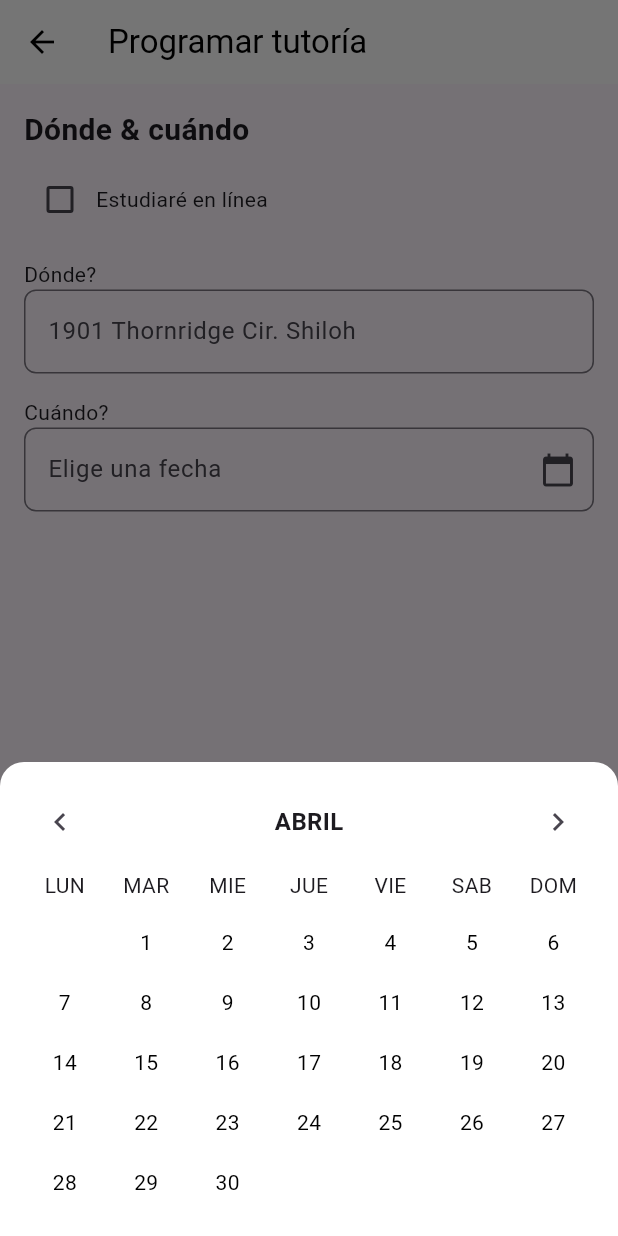
After one commit to Cristopher9807/tutorly, a Flutter app: the ScheduleScreen screen opened directly, after a tap on "Elige una fecha", on a phone screen of 412 x 824 dp. The commit adds this screen. Run offline on Flutter 3.47's test engine with Material 3 defaults, Android fonts, the phone set to English and light mode, and no system bars; our stand-ins replace cloud_firestore, country_picker, firebase_auth, firebase_core, image_picker; accounts and stored records are empty.

Commit message:
pantalla ScheduleScreen Agregada

```diff
--- /dev/null
+++ b/lib/ScheduleScreen.dart
@@ -0,0 +1,342 @@
+import 'package:flutter/material.dart';
+import 'package:intl/intl.dart';
+
+void main() {
+  runApp(MyApp());
+}
+
+class MyApp extends StatelessWidget {
+  const MyApp({super.key});
+
+  @override
+  Widget build(BuildContext context) {
+    return MaterialApp(
+      title: 'Programar Tutoría',
+      theme: ThemeData(
+        primarySwatch: Colors.blue,
+      ),
+      home: ScheduleScreen(),
+    );
+  }
+}
+
+class ScheduleScreen extends StatefulWidget {
+  const ScheduleScreen({super.key});
+
+  @override
+  _ScheduleScreenState createState() => _ScheduleScreenState();
+}
+
+class _ScheduleScreenState extends State<ScheduleScreen> {
+  bool _isOnline = false;
+  TextEditingController _locationController = TextEditingController();
+  DateTime? _selectedDate;
+  String? _formattedDate;
+  TimeOfDay? _startTime;
+  TimeOfDay? _endTime;
+
+  Future<void> _openCalendarModal() async {
+    final date = await showModalBottomSheet<DateTime>(
+      context: context,
+      backgroundColor: Colors.transparent,
+      isScrollControlled: true,
+      builder: (_) => CalendarScreen(),
+    );
+
+    if (date != null) {
+      setState(() {
+        _selectedDate = date;
+        _formattedDate = DateFormat('EEEE, d MMMM', 'es_ES').format(date);
+      });
+
+      // Mostrar modal para seleccionar hora después de elegir fecha
+      final result = await showModalBottomSheet<Map<String, TimeOfDay>>(
+        context: context,
+        backgroundColor: Colors.transparent,
+        isScrollControlled: true,
+        builder: (_) => TimePickerScreen(
+          selectedDate: _selectedDate!,
+        ),
+      );
+
+      if (result != null) {
+        setState(() {
+          _startTime = result['start'];
+          _endTime = result['end'];
+        });
+      }
+    }
+  }
+
+  @override
+  Widget build(BuildContext context) {
+    return Scaffold(
+      appBar: AppBar(
+        title: Text('Programar tutoría'),
+        elevation: 0,
+        backgroundColor: Colors.white,
+        foregroundColor: Colors.black,
+        leading: IconButton(
+          icon: Icon(Icons.arrow_back),
+          onPressed: () {},
+        ),
+      ),
+      body: Padding(
+        padding: const EdgeInsets.all(16.0),
+        child: Column(
+          crossAxisAlignment: CrossAxisAlignment.start,
+          children: [
+            Text('Dónde & cuándo', style: TextStyle(fontSize: 20, fontWeight: FontWeight.bold)),
+            SizedBox(height: 8),
+            Row(
+              children: [
+                Checkbox(
+                  value: _isOnline,
+                  onChanged: (val) {
+                    setState(() {
+                      _isOnline = val!;
+                    });
+                  },
+                ),
+                Text('Estudiaré en línea'),
+              ],
+            ),
+            SizedBox(height: 16),
+            Text('Dónde?'),
+            TextFormField(
+              controller: _locationController,
+              decoration: InputDecoration(
+                hintText: '1901 Thornridge Cir. Shiloh',
+                border: OutlineInputBorder(borderRadius: BorderRadius.circular(8)),
+              ),
+            ),
+            SizedBox(height: 16),
+            Text('Cuándo?'),
+            GestureDetector(
+              onTap: _openCalendarModal,
+              child: AbsorbPointer(
+                child: TextFormField(
+                  decoration: InputDecoration(
+                    hintText: 'Elige una fecha',
+                    border: OutlineInputBorder(borderRadius: BorderRadius.circular(8)),
+                    suffixIcon: Icon(Icons.calendar_today),
+                  ),
+                  controller: TextEditingController(text: _formattedDate),
+                ),
+              ),
+            ),
+          ],
+        ),
+      ),
+    );
+  }
+}
+
+// ---------- Pantalla Calendario Modal ----------
+class CalendarScreen extends StatefulWidget {
+  const CalendarScreen({super.key});
+
+  @override
+  _CalendarScreenState createState() => _CalendarScreenState();
+}
+
+class _CalendarScreenState extends State<CalendarScreen> {
+  DateTime _focusedMonth = DateTime.now();
+  DateTime? _selectedDate;
+
+  @override
+  Widget build(BuildContext context) {
+    final daysInMonth = DateUtils.getDaysInMonth(_focusedMonth.year, _focusedMonth.month);
+    final firstWeekday = DateTime(_focusedMonth.year, _focusedMonth.month, 1).weekday;
+
+    return Container(
+      margin: EdgeInsets.only(top: 100),
+      padding: EdgeInsets.all(16),
+      decoration: BoxDecoration(
+        color: Colors.white,
+        borderRadius: BorderRadius.vertical(top: Radius.circular(16)),
+      ),
+      child: Column(
+        mainAxisSize: MainAxisSize.min,
+        children: [
+          Row(
+            mainAxisAlignment: MainAxisAlignment.spaceBetween,
+            children: [
+              IconButton(
+                icon: Icon(Icons.chevron_left),
+                onPressed: () {
+                  setState(() {
+                    _focusedMonth = DateTime(_focusedMonth.year, _focusedMonth.month - 1);
+                  });
+                },
+              ),
+              Text(
+                DateFormat('MMMM', 'es_ES').format(_focusedMonth).toUpperCase(),
+                style: TextStyle(fontSize: 16, fontWeight: FontWeight.bold),
+              ),
+              IconButton(
+                icon: Icon(Icons.chevron_right),
+                onPressed: () {
+                  setState(() {
+                    _focusedMonth = DateTime(_focusedMonth.year, _focusedMonth.month + 1);
+                  });
+                },
+              ),
+            ],
+          ),
+          SizedBox(height: 8),
+          Row(
+            mainAxisAlignment: MainAxisAlignment.spaceBetween,
+            children: ['LUN', 'MAR', 'MIE', 'JUE', 'VIE', 'SAB', 'DOM']
+                .map((d) => Expanded(child: Center(child: Text(d))))
+                .toList(),
+          ),
+          SizedBox(height: 8),
+          Flexible(
+            child: GridView.builder(
+              shrinkWrap: true,
+              itemCount: daysInMonth + firstWeekday - 1,
+              gridDelegate: SliverGridDelegateWithFixedCrossAxisCount(
+                crossAxisCount: 7,
+                mainAxisExtent: 40,
+              ),
+              itemBuilder: (context, index) {
+                if (index < firstWeekday - 1) return SizedBox();
+                final day = index - firstWeekday + 2;
+                final date = DateTime(_focusedMonth.year, _focusedMonth.month, day);
+                final isSelected = _selectedDate != null &&
+                    _selectedDate!.year == date.year &&
+                    _selectedDate!.month == date.month &&
+                    _selectedDate!.day == date.day;
+
+                return GestureDetector(
+                  onTap: () {
+                    setState(() {
+                      _selectedDate = date;
+                    });
+                    Navigator.of(context).pop(date);
+                  },
+                  child: Container(
+                    margin: EdgeInsets.all(4),
+                    decoration: isSelected
+                        ? BoxDecoration(color: Colors.blue, borderRadius: BorderRadius.circular(6))
+                        : null,
+                    child: Center(
+                      child: Text(
+                        '$day',
+                        style: TextStyle(color: isSelected ? Colors.white : Colors.black),
+                      ),
+                    ),
+                  ),
+                );
+              },
+            ),
+          ),
+        ],
+      ),
+    );
+  }
+}
+
+// ---------- Pantalla Hora Modal ----------
+class TimePickerScreen extends StatefulWidget {
+  final DateTime selectedDate;
+
+  const TimePickerScreen({super.key, required this.selectedDate});
+
+  @override
+  State<TimePickerScreen> createState() => _TimePickerScreenState();
+}
+
+class _TimePickerScreenState extends State<TimePickerScreen> {
+  TimeOfDay? _startTime;
+  TimeOfDay? _endTime;
+
+  Future<void> _selectTime(bool isStart) async {
+    final TimeOfDay? picked = await showTimePicker(
+      context: context,
+      initialTime: TimeOfDay.now(),
+    );
+    if (picked != null) {
+      setState(() {
+        if (isStart) {
+          _startTime = picked;
+        } else {
+          _endTime = picked;
+        }
+      });
+    }
+  }
+
+  @override
+  Widget build(BuildContext context) {
+    final formattedDate = DateFormat('EEEE, d MMMM', 'es_ES').format(widget.selectedDate);
+
+    return Container(
+      margin: EdgeInsets.only(top: 100),
+      padding: EdgeInsets.all(16),
+      decoration: BoxDecoration(
+        color: Colors.white,
+        borderRadius: BorderRadius.vertical(top: Radius.circular(16)),
+      ),
+      child: Column(
+        mainAxisSize: MainAxisSize.min,
+        children: [
+          Row(
+            children: [
+              Expanded(
+                child: TextFormField(
+                  readOnly: true,
+                  decoration: InputDecoration(
+                    border: OutlineInputBorder(borderRadius: BorderRadius.circular(8)),
+                    contentPadding: EdgeInsets.symmetric(vertical: 8, horizontal: 12),
+                    hintText: formattedDate,
+                  ),
+                ),
+              ),
+              IconButton(
+                icon: Icon(Icons.chevron_right),
+                onPressed: () {
+                  Navigator.of(context).pop(); // Volver al calendario
+                },
+              )
+            ],
+          ),
+          SizedBox(height: 16),
+          Row(
+            children: [
+              Expanded(
+                child: ElevatedButton(
+                  onPressed: () => _selectTime(true),
+                  child: Text(_startTime == null ? 'Hora de inicio' : _startTime!.format(context)),
+                ),
+              ),
+              SizedBox(width: 16),
+              Expanded(
+                child: ElevatedButton(
+                  onPressed: () => _selectTime(false),
+                  child: Text(_endTime == null ? 'Hora de fin' : _endTime!.format(context)),
+                ),
+              ),
+            ],
+          ),
+          SizedBox(height: 20),
+          ElevatedButton(
+            onPressed: () {
+              if (_startTime != null && _endTime != null) {
+                Navigator.of(context).pop({
+                  'start': _startTime!,
+                  'end': _endTime!,
+                });
+                // Aquí puedes añadir lógica para navegar a la siguiente pantalla:
+                // Navigator.push(context, MaterialPageRoute(builder: (_) => SiguientePantalla()));
+              }
+            },
+            style: ElevatedButton.styleFrom(backgroundColor: Colors.blue),
+            child: Text('Confirmar Fecha y Hora', style: TextStyle(color: Colors.white)),
+          ),
+        ],
+      ),
+    );
+  }
+}
--- a/pubspec.yaml
+++ b/pubspec.yaml
@@ -16,6 +16,7 @@ dependencies:
   firebase_auth: ^5.5.1  # Usa la última versión estable disponible
   country_picker: ^2.0.20  # Usa la última versión estable disponible
   google_fonts: ^6.2.1
+  intl: ^0.20.2
 
 dev_dependencies:
   flutter_test:
```
Also changed, not shown: lib/main.dart (+25 -1 lines), pubspec.lock.
